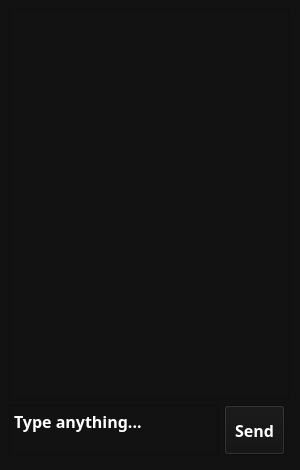
Skorpion4853/NCUS_v_0.0001, file test.ui: the form before one commit.
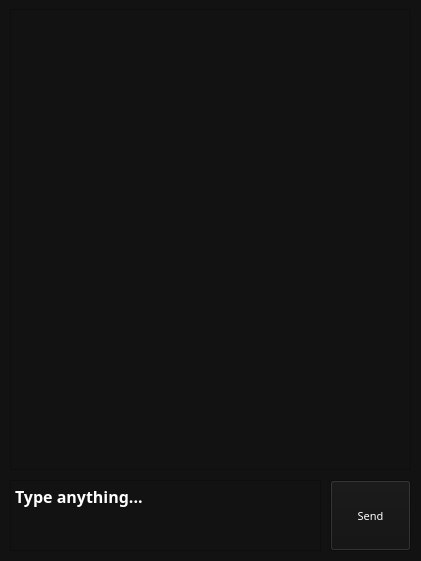
The form after the commit.

```diff
--- a/test.ui
+++ b/test.ui
@@ -6,8 +6,8 @@
    <rect>
     <x>0</x>
     <y>0</y>
-    <width>300</width>
-    <height>470</height>
+    <width>421</width>
+    <height>561</height>
    </rect>
   </property>
   <property name="sizePolicy">
@@ -18,8 +18,8 @@
   </property>
   <property name="minimumSize">
    <size>
-    <width>300</width>
-    <height>470</height>
+    <width>421</width>
+    <height>561</height>
    </size>
   </property>
   <property name="cursor">
@@ -36,18 +36,18 @@
 	color: white;
 	background-color: #121212;
 	font-family: Rubik;
-	font-size: 12pt;
-	font-weight: 600;
+	font-size: 8pt;
+	font-weight: 200;
 }</string>
   </property>
   <widget class="QWidget" name="centralwidget">
    <widget class="QPlainTextEdit" name="chat">
     <property name="geometry">
      <rect>
-      <x>9</x>
+      <x>10</x>
       <y>9</y>
-      <width>281</width>
-      <height>390</height>
+      <width>401</width>
+      <height>461</height>
      </rect>
     </property>
     <property name="minimumSize">
@@ -59,14 +59,17 @@
     <property name="styleSheet">
      <string notr="true"/>
     </property>
+    <property name="readOnly">
+     <bool>true</bool>
+    </property>
    </widget>
    <widget class="QTextEdit" name="msg">
     <property name="geometry">
      <rect>
-      <x>9</x>
-      <y>405</y>
-      <width>210</width>
-      <height>50</height>
+      <x>10</x>
+      <y>480</y>
+      <width>311</width>
+      <height>71</height>
      </rect>
     </property>
     <property name="sizePolicy">
@@ -124,17 +127,17 @@
 hr { height: 1px; border-width: 0; }
 li.unchecked::marker { content: &quot;\2610&quot;; }
 li.checked::marker { content: &quot;\2612&quot;; }
-&lt;/style&gt;&lt;/head&gt;&lt;body style=&quot; font-family:'Rubik'; font-size:12pt; font-weight:600; font-style:normal;&quot;&gt;
-&lt;p style=&quot; margin-top:0px; margin-bottom:0px; margin-left:0px; margin-right:0px; -qt-block-indent:0; text-indent:0px;&quot;&gt;Type anything...&lt;/p&gt;&lt;/body&gt;&lt;/html&gt;</string>
+&lt;/style&gt;&lt;/head&gt;&lt;body style=&quot; font-family:'Rubik'; font-size:8pt; font-weight:200; font-style:normal;&quot;&gt;
+&lt;p style=&quot; margin-top:0px; margin-bottom:0px; margin-left:0px; margin-right:0px; -qt-block-indent:0; text-indent:0px;&quot;&gt;&lt;span style=&quot; font-size:12pt; font-weight:600;&quot;&gt;Type anything...&lt;/span&gt;&lt;/p&gt;&lt;/body&gt;&lt;/html&gt;</string>
     </property>
    </widget>
    <widget class="QPushButton" name="btn_snd">
     <property name="geometry">
      <rect>
-      <x>224</x>
-      <y>405</y>
-      <width>61</width>
-      <height>50</height>
+      <x>330</x>
+      <y>480</y>
+      <width>81</width>
+      <height>71</height>
      </rect>
     </property>
     <property name="minimumSize">
```
